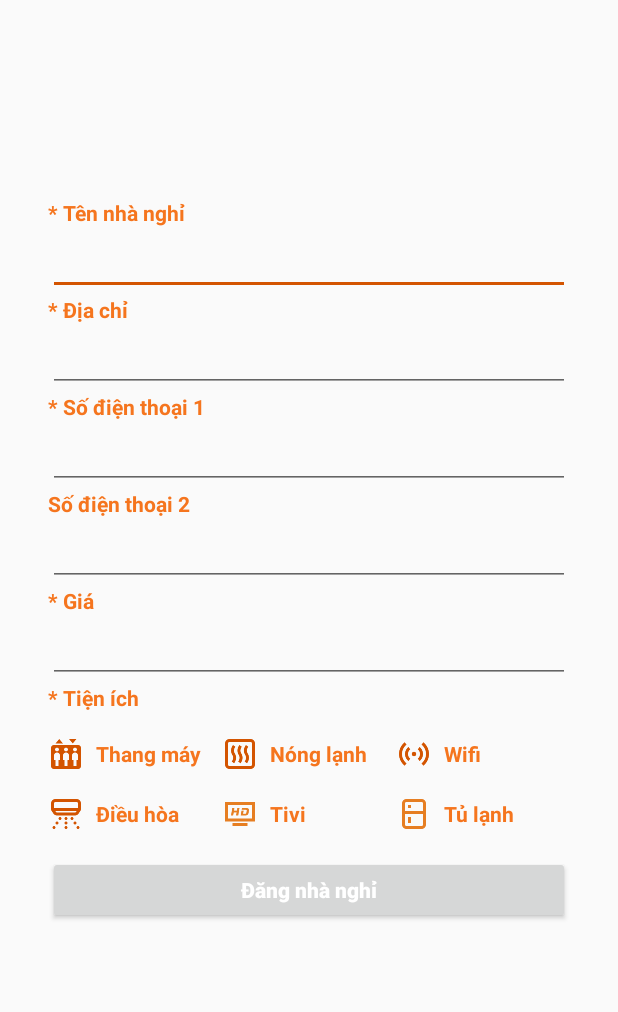
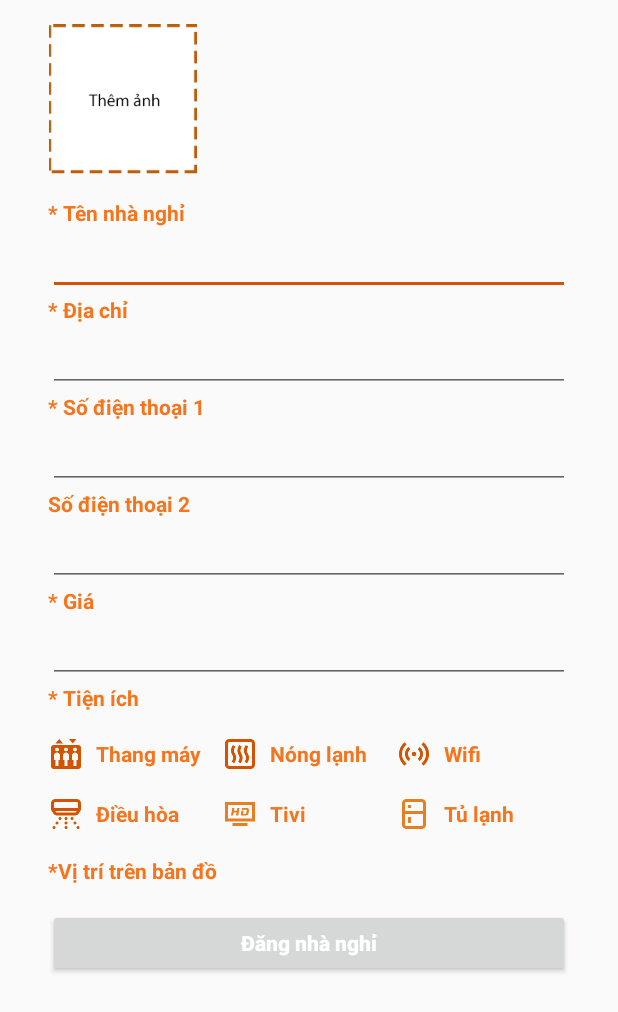
Before and after one commit to TechkidsAndroid11/Final-Project-2-Chua-nghi-ra-ten, an Android app: the layout activity_add_hotel.xml on its own in the app's theme, with its tools: preview values and no code run, on a phone screen of 412 x 824 dp. Shown: the top 1012 px of the screen. Run offline under Robolectric (Android 15) with nearby library versions, the phone set to English and light mode, and no system bars.

Commit message:
UI add hotel

```diff
--- a/HotelHunter/app/src/main/res/layout/activity_add_hotel.xml
+++ b/HotelHunter/app/src/main/res/layout/activity_add_hotel.xml
@@ -18,7 +18,20 @@
                <HorizontalScrollView
                    android:layout_width="match_parent"
                    android:layout_height="100dp"
-                   android:layout_margin="16dp">
+                   android:layout_margin="16dp"
+                   android:id="@+id/sc_view">
+                   <LinearLayout
+                       android:layout_width="match_parent"
+                       android:layout_height="match_parent"
+                       android:id="@+id/ln_image"
+                       android:orientation="horizontal">
+                       <ImageView
+                           android:layout_width="100dp"
+                           android:layout_height="100dp"
+                           android:src="@drawable/add_photo"
+                           android:id="@+id/iv_addphoto"/>
+
+                   </LinearLayout>
                </HorizontalScrollView>
 
                <TextView
@@ -33,7 +46,7 @@
                    android:layout_height="match_parent"
                    android:layout_marginLeft="16dp"
                    android:layout_marginRight="16dp"
-                   android:id="@+id/et_ten"/>
+                   android:id="@+id/et_tenadd"/>
                <TextView
                    android:layout_width="match_parent"
                    android:layout_height="match_parent"
@@ -47,20 +60,21 @@
                    android:layout_height="match_parent"
                    android:layout_marginLeft="16dp"
                    android:layout_marginRight="16dp"
-                   android:id="@+id/et_diachi"/>
+                   android:id="@+id/et_diachiadd"/>
                <TextView
                    android:layout_width="match_parent"
                    android:layout_height="match_parent"
                    android:text="* Số điện thoại 1"
                    android:textColor="@color/orange"
                    android:layout_marginLeft="16dp"
-                   android:textStyle="bold"/>
+                   android:textStyle="bold"
+                   android:id="@+id/tv_sdt1add"/>
                <EditText
                    android:layout_width="match_parent"
                    android:layout_height="match_parent"
                    android:layout_marginLeft="16dp"
                    android:layout_marginRight="16dp"
-                   android:id="@+id/et_sdt1"
+                   android:id="@+id/et_sdt1add"
                    android:textStyle="bold"/>
                <TextView
                    android:layout_width="match_parent"
@@ -74,7 +88,7 @@
                    android:layout_height="match_parent"
                    android:layout_marginLeft="16dp"
                    android:layout_marginRight="16dp"
-                   android:id="@+id/et_sdt2"
+                   android:id="@+id/et_sdt2add"
                    />
                <TextView
                    android:layout_width="match_parent"
@@ -88,7 +102,7 @@
                    android:layout_height="match_parent"
                    android:layout_marginLeft="16dp"
                    android:layout_marginRight="16dp"
-                   android:id="@+id/et_gia"
+                   android:id="@+id/et_giaadd"
                    android:hint=""/>
                <TextView
                    android:layout_width="match_parent"
@@ -117,14 +131,14 @@
                            android:layout_marginTop="16dp"
                            android:layout_marginRight="8dp"
                            android:src="@drawable/elevator"
-                           android:id="@+id/iv_thangmay"/>
+                           android:id="@+id/iv_thangmayadd"/>
                        <TextView
                            android:layout_width="wrap_content"
                            android:layout_height="wrap_content"
                            android:layout_marginTop="18dp"
                            android:text="Thang máy"
                            android:textColor="@color/orange"
-                           android:id="@+id/tv_thangmay"
+                           android:id="@+id/tv_thangmayadd"
                            android:textStyle="bold"/>
                    </LinearLayout>
                    <LinearLayout
@@ -138,14 +152,14 @@
                            android:layout_marginTop="16dp"
                            android:layout_marginRight="8dp"
                            android:src="@drawable/heater"
-                           android:id="@+id/iv_nonglanh"/>
+                           android:id="@+id/iv_nonglanhadd"/>
                        <TextView
                            android:layout_width="wrap_content"
                            android:layout_height="wrap_content"
                            android:layout_marginTop="18dp"
                            android:text="Nóng lạnh"
                            android:textColor="@color/orange"
-                           android:id="@+id/tv_nonglanh"
+                           android:id="@+id/tv_nonglanhadd"
                            android:textStyle="bold"/>
                    </LinearLayout>
                    <LinearLayout
@@ -159,7 +173,7 @@
                            android:layout_marginTop="16dp"
                            android:layout_marginRight="8dp"
                            android:src="@drawable/wifi"
-                           android:id="@+id/iv_wifi"/>
+                           android:id="@+id/iv_wifiadd"/>
                        <TextView
                            android:layout_width="wrap_content"
                            android:layout_height="wrap_content"
@@ -167,7 +181,7 @@
                            android:text="Wifi"
                            android:textColor="@color/orange"
                            android:textStyle="bold"
-                           android:id="@+id/tv_wifi"/>
+                           android:id="@+id/tv_wifiadd"/>
                    </LinearLayout>
 
                </LinearLayout>
@@ -190,7 +204,7 @@
                            android:layout_marginTop="16dp"
                            android:layout_marginRight="8dp"
                            android:src="@drawable/air_conditioner"
-                           android:id="@+id/iv_dieuhoa"/>
+                           android:id="@+id/iv_dieuhoaadd"/>
                        <TextView
                            android:layout_width="wrap_content"
                            android:layout_height="wrap_content"
@@ -198,7 +212,7 @@
                            android:text="Điều hòa"
                            android:textColor="@color/orange"
                            android:textStyle="bold"
-                           android:id="@+id/tv_dieuhoa"/>
+                           android:id="@+id/tv_dieuhoaadd"/>
                    </LinearLayout>
                    <LinearLayout
                        android:layout_width="0dp"
@@ -211,7 +225,7 @@
                            android:layout_marginTop="16dp"
                            android:layout_marginRight="8dp"
                            android:src="@drawable/tivi"
-                           android:id="@+id/iv_tivi"/>
+                           android:id="@+id/iv_tiviadd"/>
                        <TextView
                            android:layout_width="wrap_content"
                            android:layout_height="wrap_content"
@@ -219,7 +233,7 @@
                            android:text="Tivi"
                            android:textColor="@color/orange"
                            android:textStyle="bold"
-                           android:id="@+id/tv_tivi"
+                           android:id="@+id/tv_tiviadd"
                            />
                    </LinearLayout>
                    <LinearLayout
@@ -233,7 +247,7 @@
                            android:layout_marginTop="16dp"
                            android:layout_marginRight="8dp"
                            android:src="@drawable/tulanh"
-                           android:id="@+id/iv_tulanh"/>
+                           android:id="@+id/iv_tulanhadd"/>
                        <TextView
                            android:layout_width="wrap_content"
                            android:layout_height="wrap_content"
@@ -241,10 +255,20 @@
                            android:text="Tủ lạnh"
                            android:textColor="@color/orange"
                            android:textStyle="bold"
-                           android:id="@+id/tv_tulanh"/>
+                           android:id="@+id/tv_tulanhadd"/>
                    </LinearLayout>
 
                </LinearLayout>
+               <TextView
+                   android:layout_width="wrap_content"
+                   android:layout_height="wrap_content"
+                   android:text="*Vị trí trên bản đồ"
+                   android:textColor="@color/orange"
+                   android:textStyle="bold"
+                   android:layout_marginLeft="16dp"
+                   android:layout_marginTop="16dp"
+                   android:id="@+id/tv_vitribando"
+                   />
 
                <Button
                    android:layout_width="match_parent"
```
Also changed, not shown: HotelHunter/app/src/main/AndroidManifest.xml (+9 -5 lines), HotelHunter/app/src/main/java/com/example/admins/hotelhunter/Utils/ImageUtils.java (added, +135 -0 lines), HotelHunter/app/src/main/java/com/example/admins/hotelhunter/activities/AddHotelActivity.java (+116 -88 lines), HotelHunter/app/src/main/java/com/example/admins/hotelhunter/adapter/CustomImageView.java (added, +22 -0 lines), HotelHunter/app/src/main/res/drawable/add_photo.png (added).
